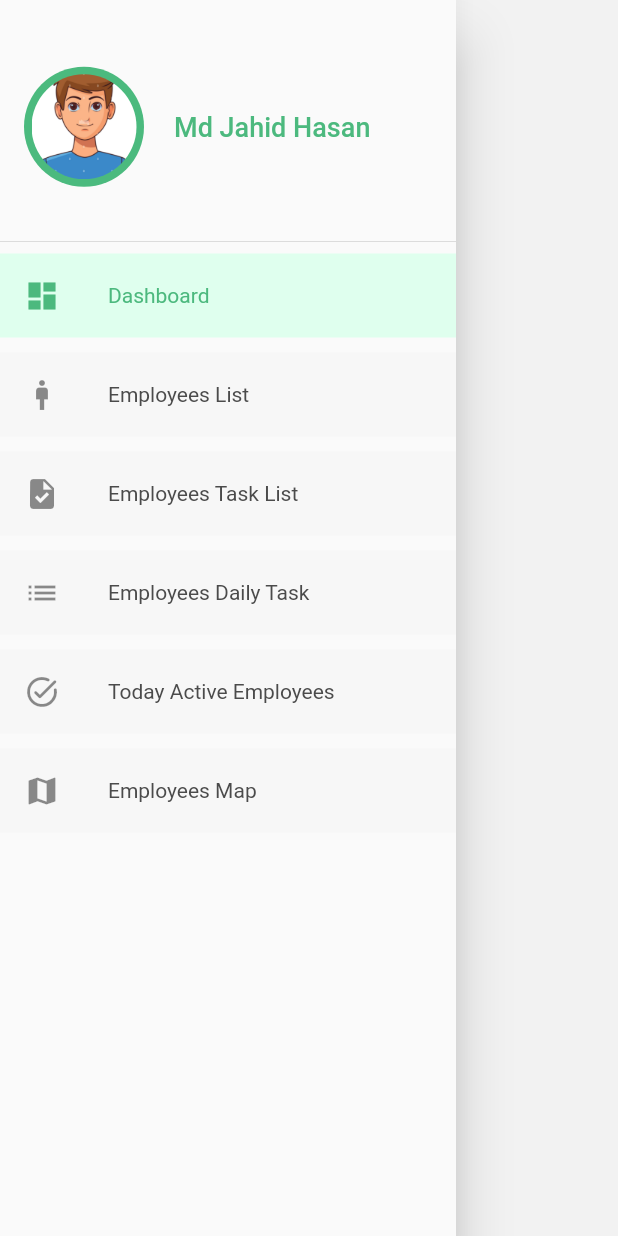
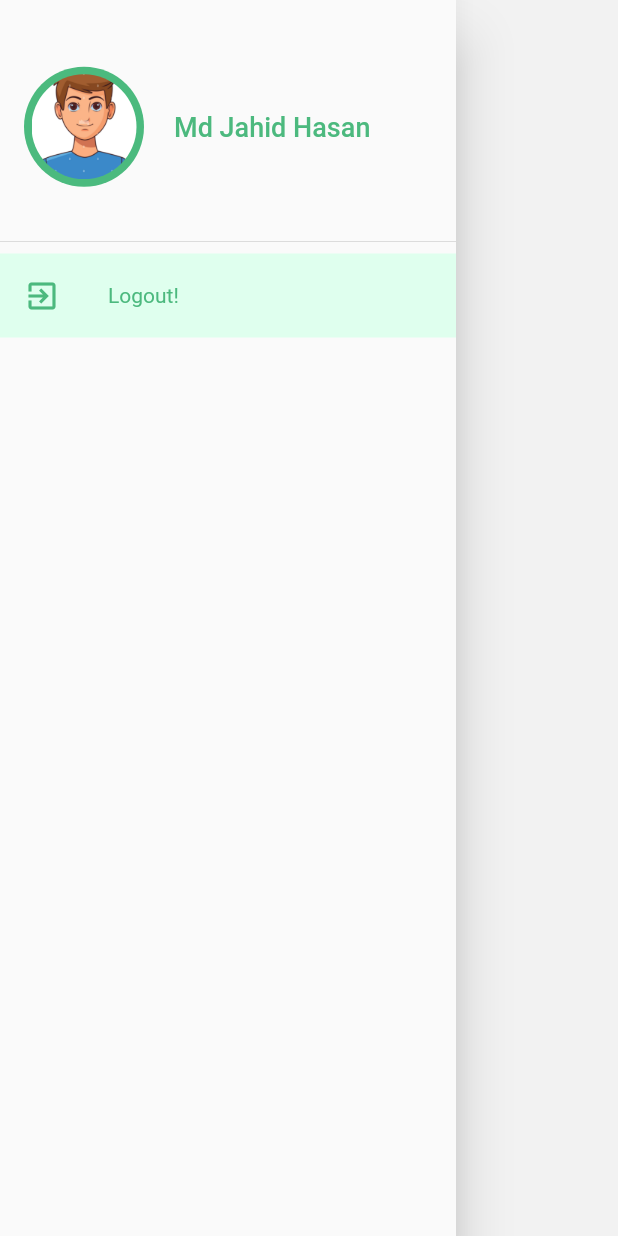
Before and after one commit to jahid-facts/tracking, a Flutter app: the DrawerWidget widget shown alone on an empty page, opened directly, on a phone screen of 412 x 824 dp. Run offline on Flutter 3.47's test engine with Material 2 defaults, Android fonts, the phone set to English and light mode, and no system bars; our stand-ins replace bloc, device_info, equatable, flutter_bloc, location.

Commit message:
From Ataullah

```diff
--- a/lib/widgets/drawer.dart
+++ b/lib/widgets/drawer.dart
@@ -43,54 +43,70 @@ class DrawerWidget extends StatelessWidget {
           ),
           ListTile(
             leading: const Icon(
-              Icons.dashboard,
+              Icons.exit_to_app,
               color: Color(0xFF4cb97e),
             ),
-            title: const Text('Dashboard',
+            title: const Text('Logout!',
                 style: TextStyle(
                   color: Color(0xFF4cb97e),
                   fontSize: 14,
                 )),
             tileColor: const Color.fromARGB(255, 223, 255, 238),
             onTap: () {
+              BlocProvider.of<UserBloc>(context).add(ResetUserEvent());
               // Handle item 1 click
             },
           ),
-          const SizedBox(
-            height: 10,
-          ),
-          const MenuIeam(
-            menuName: 'Employees List',
-            icons: Icons.man_2,
-          ),
-          const SizedBox(
-            height: 10,
-          ),
-          const MenuIeam(
-            menuName: 'Employees Task List',
-            icons: Icons.task,
-          ),
-          const SizedBox(
-            height: 10,
-          ),
-          const MenuIeam(
-            menuName: 'Employees Daily Task',
-            icons: Icons.list,
-          ),
-          const SizedBox(
-            height: 10,
-          ),
-          const MenuIeam(
-            menuName: 'Today Active Employees',
-            icons: Icons.task_alt_rounded,
-          ),
-          const SizedBox(
-            height: 10,
-          ),
-          const MenuIeam(
-            menuName: 'Employees Map',
-            icons: Icons.map,
-          ),
+          // ListTile(
+          //   leading: const Icon(
+          //     Icons.dashboard,
+          //     color: Color(0xFF4cb97e),
+          //   ),
+          //   title: const Text('Dashboard',
+          //       style: TextStyle(
+          //         color: Color(0xFF4cb97e),
+          //         fontSize: 14,
+          //       )),
+          //   tileColor: const Color.fromARGB(255, 223, 255, 238),
+          //   onTap: () {
+          //     // Handle item 1 click
+          //   },
+          // ),
+          // const SizedBox(
+          //   height: 10,
+          // ),
+          // const MenuIeam(
+          //   menuName: 'Employees List',
+          //   icons: Icons.man_2,
+          // ),
+          // const SizedBox(
+          //   height: 10,
+          // ),
+          // const MenuIeam(
+          //   menuName: 'Employees Task List',
+          //   icons: Icons.task,
+          // ),
+          // const SizedBox(
+          //   height: 10,
+          // ),
+          // const MenuIeam(
+          //   menuName: 'Employees Daily Task',
+          //   icons: Icons.list,
+          // ),
+          // const SizedBox(
+          //   height: 10,
+          // ),
+          // const MenuIeam(
+          //   menuName: 'Today Active Employees',
+          //   icons: Icons.task_alt_rounded,
+          // ),
+          // const SizedBox(
+          //   height: 10,
+          // ),
+          // const MenuIeam(
+          //   menuName: 'Employees Map',
+          //   icons: Icons.map,
+          // ),
         ],
       ),
     );
```
